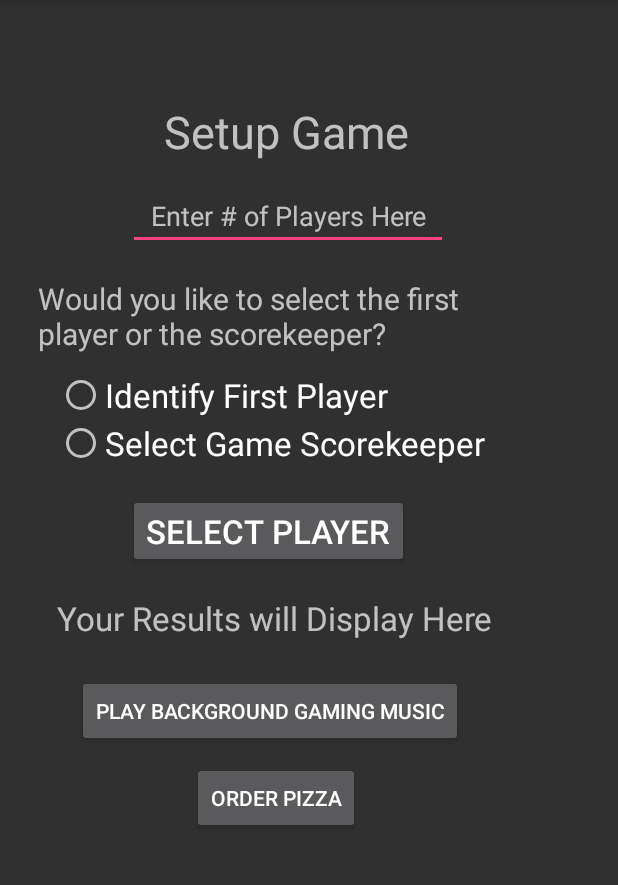
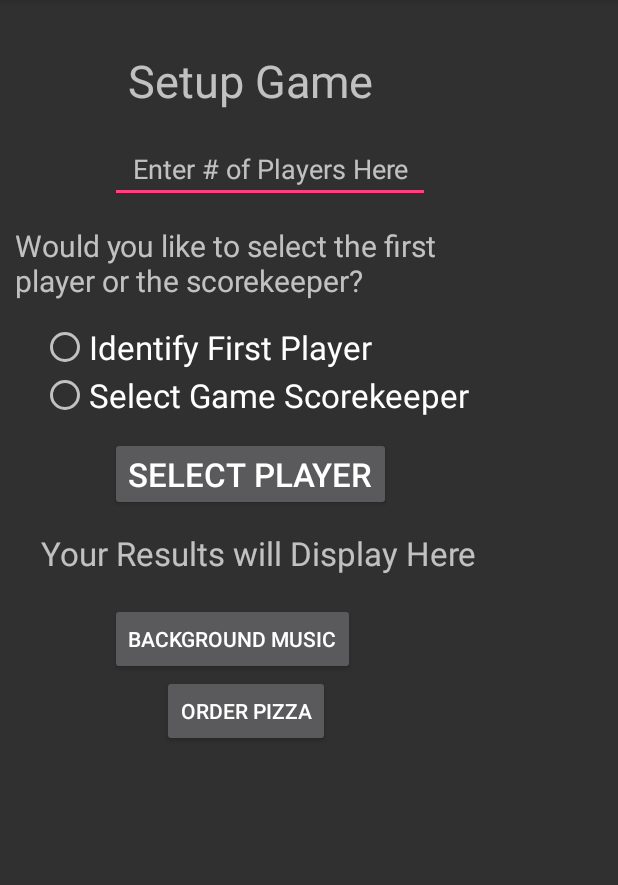
Before and after one commit to joanne-jjb/ready-player, an Android app: the GameSetup screen opened directly, with no data from a screen before it, on a phone screen of 412 x 824 dp, the part 84-969 px from its top. Run offline under Robolectric (Android 15) with nearby library versions, the phone set to English and light mode, and no system bars.

Commit message:
Layout cleanup

```diff
--- a/app/src/main/res/layout/activity_game_setup.xml
+++ b/app/src/main/res/layout/activity_game_setup.xml
@@ -9,16 +9,17 @@
     <RelativeLayout
         android:layout_width="445dp"
         android:layout_height="948dp"
-        tools:layout_editor_absoluteX="0dp"
+        tools:layout_editor_absoluteX="6dp"
         tools:layout_editor_absoluteY="0dp">
 
         <EditText
             android:id="@+id/inputNumber"
             android:layout_width="wrap_content"
             android:layout_height="wrap_content"
+            android:layout_alignParentStart="true"
             android:layout_alignParentTop="true"
-            android:layout_alignStart="@+id/btnSelect"
-            android:layout_marginTop="121dp"
+            android:layout_marginStart="73dp"
+            android:layout_marginTop="90dp"
             android:ems="10"
             android:gravity="center_horizontal"
             android:hint="@string/hint"
@@ -28,10 +29,9 @@
             android:id="@+id/btnSelect"
             android:layout_width="wrap_content"
             android:layout_height="wrap_content"
-            android:layout_alignParentStart="true"
             android:layout_alignParentTop="true"
-            android:layout_marginStart="85dp"
-            android:layout_marginTop="329dp"
+            android:layout_alignStart="@+id/inputNumber"
+            android:layout_marginTop="291dp"
             android:text="@string/btnSelect"
             android:textSize="22dp"
             tools:text="@string/btnSelect" />
@@ -42,8 +42,8 @@
             android:layout_height="wrap_content"
             android:layout_alignParentStart="true"
             android:layout_alignParentTop="true"
-            android:layout_marginStart="38dp"
-            android:layout_marginTop="397dp"
+            android:layout_marginStart="27dp"
+            android:layout_marginTop="354dp"
             android:text="@string/txtResultHint"
             android:textSize="22sp" />
 
@@ -53,8 +53,7 @@
             android:layout_height="wrap_content"
             android:layout_alignEnd="@+id/btnSelect"
             android:layout_alignParentTop="true"
-            android:layout_marginEnd="-12dp"
-            android:layout_marginTop="67dp"
+            android:layout_marginTop="33dp"
             android:text="@string/txtSetup"
             android:textSize="30sp" />
 
@@ -64,7 +63,7 @@
             android:layout_height="wrap_content"
             android:layout_alignParentTop="true"
             android:layout_alignStart="@+id/result"
-            android:layout_marginTop="175dp">
+            android:layout_marginTop="143dp">
 
             <RadioButton
                 android:id="@+id/radFirst"
@@ -97,11 +96,12 @@
 
         <TextView
             android:id="@+id/txtPlayerPrompt"
-            android:layout_width="303dp"
+            android:layout_width="309dp"
             android:layout_height="wrap_content"
-            android:layout_alignEnd="@+id/result"
+            android:layout_alignEnd="@+id/gameGroup"
             android:layout_alignParentTop="true"
-            android:layout_marginTop="185dp"
+            android:layout_marginEnd="-6dp"
+            android:layout_marginTop="150dp"
             android:text="@string/txtPlayerPrompt"
             android:textSize="20sp" />
 
@@ -109,19 +109,17 @@
             android:id="@+id/btnGameMusic"
             android:layout_width="wrap_content"
             android:layout_height="wrap_content"
-            android:layout_alignParentStart="true"
-            android:layout_centerVertical="true"
-            android:layout_marginStart="51dp"
+            android:layout_above="@+id/btnPizza"
+            android:layout_alignStart="@+id/btnSelect"
             android:text="@string/btnPlayMusic" />
 
         <Button
             android:id="@+id/btnPizza"
             android:layout_width="wrap_content"
             android:layout_height="wrap_content"
-            android:layout_alignParentBottom="true"
             android:layout_alignParentStart="true"
-            android:layout_marginBottom="392dp"
-            android:layout_marginStart="128dp"
+            android:layout_centerVertical="true"
+            android:layout_marginStart="108dp"
             android:text="@string/btnPizza" />
     </RelativeLayout>
 
--- a/app/src/main/res/values/strings.xml
+++ b/app/src/main/res/values/strings.xml
@@ -22,6 +22,6 @@
     <string name="txtTitle">Board Game Day Event Planner</string>
     <string name="btnDate">Select Date for Board Game Day</string>
     <string name="btnSetupGame">Click Here to Set Up For Game</string>
-    <string name="btnPlayMusic">Play Background Gaming Music</string>
+    <string name="btnPlayMusic">Background Music</string>
     <string name="btnPizza">Order Pizza</string>
 </resources>
```
